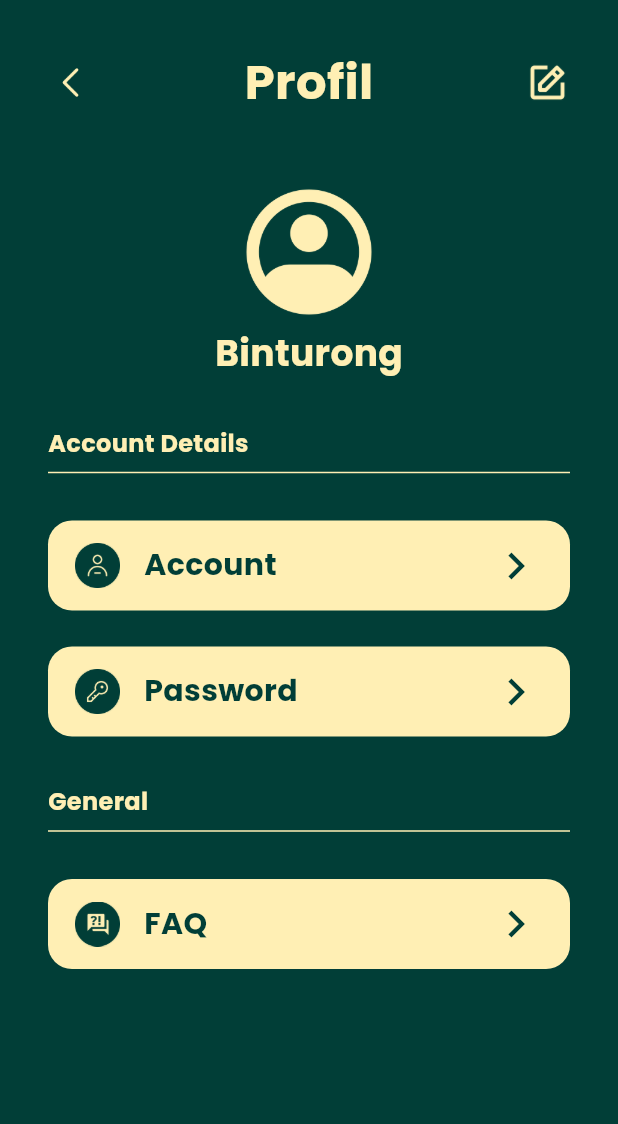
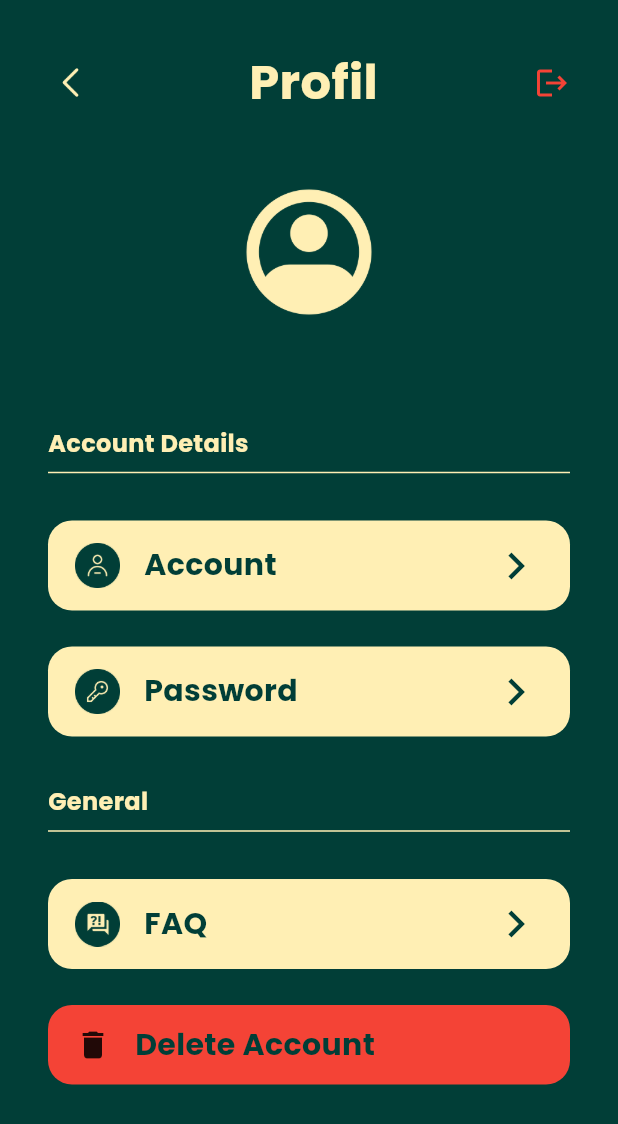
Before and after one commit to GraciaRosalinaHindirwan/Mobile---Tugas-1, a Flutter app: the Profil screen opened directly, on a phone screen of 412 x 824 dp. Shown: the top 1124 px of the screen. Run offline on Flutter 3.47's test engine with Material 3 defaults, Android fonts, the phone set to English and light mode, and no system bars; our stand-ins replace hive_flutter; missing offline and left inert: hijri_date; accounts and stored records are empty.

Commit message:
add logic for delete

```diff
--- /dev/null
+++ b/tugas1_mobile/lib/components/delete_account_card.dart
@@ -0,0 +1,63 @@
+import 'package:flutter/material.dart';
+import 'package:tugas1_mobile/page/login.dart';
+import 'package:tugas1_mobile/services/auth_service.dart';
+import 'package:tugas1_mobile/theme/app_colors.dart';
+import 'package:tugas1_mobile/theme/app_text_styles.dart';
+
+class DeleteAccountCard extends StatelessWidget {
+
+  @override
+  Widget build(BuildContext context) {
+    return GestureDetector(
+      onTap: () async {
+        final success = await AuthService.deleteAccount();
+
+        if (success) {
+          if (!context.mounted) return;
+
+          Navigator.pushAndRemoveUntil(
+            context,
+            MaterialPageRoute(
+              builder: (context) => const LoginPage(),
+            ),
+            (route) => false,
+          );
+        } else {
+          if (!context.mounted) return;
+
+          ScaffoldMessenger.of(context).showSnackBar(
+            const SnackBar(
+              content: Text('Gagal menghapus akun'),
+            ),
+          );
+        }
+      },
+      child: Container(
+        padding: const EdgeInsets.symmetric(horizontal: 18, vertical: 12),
+        decoration: BoxDecoration(
+          color: Colors.red,
+          borderRadius: BorderRadius.circular(16),
+        ),
+
+        child: Row(
+          children: [
+            Icon(Icons.delete),
+
+            const SizedBox(width: 16,),
+
+            Expanded(
+              child: Text(
+                "Delete Account",
+                style: AppTextStyles.poppinsBold.copyWith(
+                  fontSize: 20,
+                  color: AppColors.primaryColor,
+                ),
+              ),
+
+            ),
+          ],
+        ),
+      ),
+    );
+  }
+}
--- a/tugas1_mobile/lib/page/profil page/profil.dart
+++ b/tugas1_mobile/lib/page/profil page/profil.dart
@@ -1,16 +1,60 @@
 import 'package:flutter/material.dart';
+import 'package:tugas1_mobile/components/delete_account_card.dart';
 import 'package:tugas1_mobile/components/profil_menu_card.dart';
 import 'package:tugas1_mobile/page/faq.dart';
+import 'package:tugas1_mobile/page/login.dart';
 import 'package:tugas1_mobile/page/profil%20page/account.dart';
 import 'package:tugas1_mobile/page/profil%20page/editPassword.dart';
+import 'package:tugas1_mobile/services/auth_service.dart';
 import 'package:tugas1_mobile/theme/app_colors.dart';
 import 'package:tugas1_mobile/theme/app_text_styles.dart';
 
-class Profil extends StatelessWidget {
+class Profil extends StatefulWidget {
   const Profil({super.key});
 
   @override
+  State<Profil> createState() => _ProfilState();
+}
+
+class _ProfilState extends State<Profil> {
+  User? user;
+  bool isLoading = true;
+
+  @override
+  void initState() {
+    super.initState();
+    loadUser();
+  }
+
+  Future<void> loadUser() async {
+    final loggedUser = await AuthService.getLoggedUser();
+
+    if (!mounted) return;
+
+    setState(() {
+      user = loggedUser;
+      isLoading = false;
+    });
+  }
+
+  @override
   Widget build(BuildContext context) {
+    if (isLoading) {
+      return const Scaffold(
+        body: Center(
+          child: CircularProgressIndicator(),
+        ),
+      );
+    }
+
+    if (user == null) {
+      return const Scaffold(
+        body: Center(
+          child: Text("User tidak ditemukan"),
+        ),
+      );
+    }
+
     return Scaffold(
       backgroundColor: AppColors.primaryColor,
       body: Container(
@@ -32,31 +76,69 @@ class Profil extends StatelessWidget {
                       height: 30,
                     ),
                   ),
+
                   Text(
                     "Profil",
                     textAlign: TextAlign.center,
                     style: AppTextStyles.poppinsBold.copyWith(
-                    fontSize: 32,
-                    color: AppColors.secondaryColor,
+                      fontSize: 32,
+                      color: AppColors.secondaryColor,
                     ),
                   ),
 
-                  Image.asset(
-                    "assets/icons/edit.png",
-                    width: 30,
-                    height: 30,
-                  )
+                  GestureDetector(
+                    onTap: () async {
+                      final success = await AuthService.logout();
+
+                      if (success) {
+                        if (!context.mounted) return;
+
+                        Navigator.pushAndRemoveUntil(
+                          context,
+                          MaterialPageRoute(
+                            builder: (context) => const LoginPage(),
+                          ),
+                          (route) => false,
+                        );
+
+                        ScaffoldMessenger.of(context).showSnackBar(
+                          const SnackBar(
+                            content: Text('Berhasil Logout'),
+                            backgroundColor: Colors.green,
+                          ),
+                        );
+                      } else {
+                        if (!context.mounted) return;
+
+                        ScaffoldMessenger.of(context).showSnackBar(
+                          const SnackBar(
+                            content: Text('Gagal Logout'),
+                            backgroundColor: Colors.red,
+                          ),
+                        );
+                      }
+                    },
+                    child: Icon(
+                      Icons.logout,
+                      color: Colors.red,),
+                  ),
                 ],
               ),
 
               Column(
                 children: [
-                  Padding(padding: const EdgeInsetsGeometry.all(8)),
-                  Image.asset("assets/icons/profil.png",
-                  width: 100,
-                  height: 100,),
+                  const Padding(
+                    padding: EdgeInsets.all(8),
+                  ),
+
+                  Image.asset(
+                    "assets/icons/profil.png",
+                    width: 100,
+                    height: 100,
+                  ),
+
                   Text(
-                    "Binturong",
+                    user!.name,
                     style: AppTextStyles.poppinsBold.copyWith(
                       fontSize: 24,
                       color: AppColors.secondaryColor,
@@ -68,7 +150,10 @@ class Profil extends StatelessWidget {
               Column(
                 crossAxisAlignment: CrossAxisAlignment.start,
                 children: [
-                  Padding(padding: const EdgeInsetsGeometry.all(4)),
+                  const Padding(
+                    padding: EdgeInsets.all(4),
+                  ),
+
                   Text(
                     "Account Details",
                     textAlign: TextAlign.left,
@@ -78,17 +163,31 @@ class Profil extends StatelessWidget {
                     ),
                   ),
 
-                  Divider(color: AppColors.secondaryColor,),
+                  Divider(
+                    color: AppColors.secondaryColor,
+                  ),
                 ],
               ),
 
-              ProfilMenuCard(title: "Account", iconPath: "assets/icons/account.png", page: Account(), ),
-              ProfilMenuCard(title: "Password", iconPath: "assets/icons/password.png", page: Editpassword(),),
+              ProfilMenuCard(
+                title: "Account",
+                iconPath: "assets/icons/account.png",
+                page: const Account(),
+              ),
+
+              ProfilMenuCard(
+                title: "Password",
+                iconPath: "assets/icons/password.png",
+                page: const Editpassword(),
+              ),
 
               Column(
                 crossAxisAlignment: CrossAxisAlignment.start,
                 children: [
-                  Padding(padding: const EdgeInsetsGeometry.all(4)),
+                  const Padding(
+                    padding: EdgeInsets.all(4),
+                  ),
+
                   Text(
                     "General",
                     textAlign: TextAlign.left,
@@ -98,15 +197,22 @@ class Profil extends StatelessWidget {
                     ),
                   ),
 
-                  Divider(color: AppColors.secondaryColor,),
+                  Divider(
+                    color: AppColors.secondaryColor,
+                  ),
                 ],
               ),
 
-                ProfilMenuCard(title: "FAQ", iconPath: "assets/icons/FAQ.png", page: BantuanPage()),
+              ProfilMenuCard(
+                title: "FAQ",
+                iconPath: "assets/icons/FAQ.png",
+                page: const BantuanPage(),
+              ),
+
+              DeleteAccountCard(),
             ],
           ),
         ),
-
       ),
     );
   }
```
Also changed, not shown: tugas1_mobile/lib/services/auth_service.dart (+35 -0 lines).
